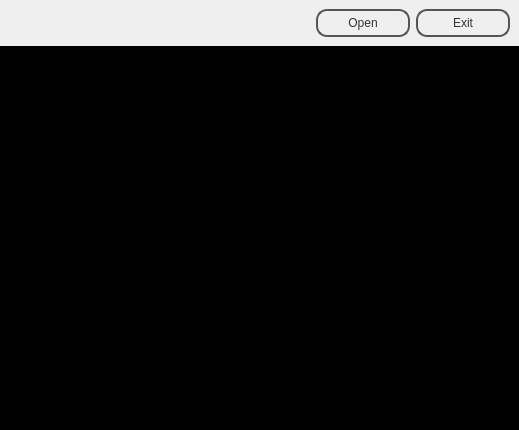
The window that applications/texture-updater/texture-updater-gui.ui (daniel86/regen) describes before a commit, drawn with Qt 5.
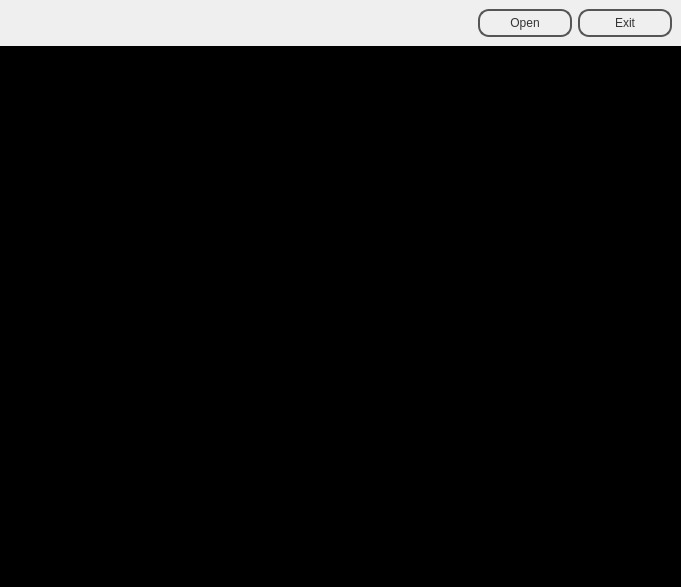
The same window after the commit. Icons and pictures are not drawn.

What changed in the file:
```diff
--- a/applications/texture-updater/texture-updater-gui.ui
+++ b/applications/texture-updater/texture-updater-gui.ui
@@ -6,8 +6,8 @@
    <rect>
     <x>0</x>
     <y>0</y>
-    <width>519</width>
-    <height>430</height>
+    <width>681</width>
+    <height>587</height>
    </rect>
   </property>
   <property name="windowTitle">
@@ -168,7 +168,7 @@
        <item row="0" column="0">
         <widget class="QWidget" name="glWidget" native="true">
          <property name="sizePolicy">
-          <sizepolicy hsizetype="Fixed" vsizetype="Fixed">
+          <sizepolicy hsizetype="Expanding" vsizetype="Expanding">
            <horstretch>0</horstretch>
            <verstretch>0</verstretch>
           </sizepolicy>
```
